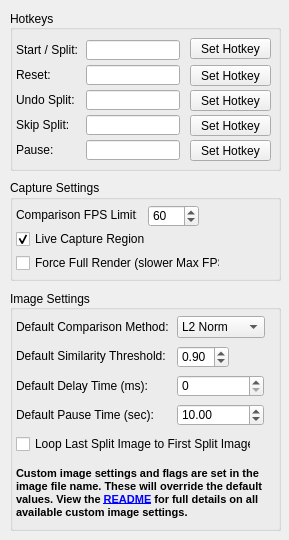
First picture: the form in res/settings.ui, repository Toufool/AutoSplit, before the edit.
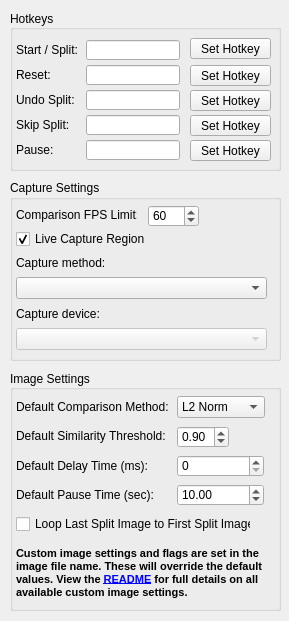
Second picture: the form after the edit.

Commit message: New Capture Method system

What changed in the file:
```diff
--- a/res/settings.ui
+++ b/res/settings.ui
@@ -7,7 +7,7 @@
     <x>0</x>
     <y>0</y>
     <width>289</width>
-    <height>540</height>
+    <height>621</height>
    </rect>
   </property>
   <property name="sizePolicy">
@@ -19,13 +19,13 @@
   <property name="minimumSize">
    <size>
     <width>289</width>
-    <height>540</height>
+    <height>621</height>
    </size>
   </property>
   <property name="maximumSize">
    <size>
     <width>289</width>
-    <height>540</height>
+    <height>621</height>
    </size>
   </property>
   <property name="cursor">
@@ -46,40 +46,12 @@
      <x>10</x>
      <y>180</y>
      <width>271</width>
-     <height>101</height>
+     <height>181</height>
     </rect>
    </property>
    <property name="title">
     <string>Capture Settings</string>
    </property>
-   <widget class="QCheckBox" name="force_print_window_checkbox">
-    <property name="enabled">
-     <bool>true</bool>
-    </property>
-    <property name="geometry">
-     <rect>
-      <x>6</x>
-      <y>73</y>
-      <width>204</width>
-      <height>20</height>
-     </rect>
-    </property>
-    <property name="toolTip">
-     <string>Force a full render of the capture window, which is required for some applications to be captured</string>
-    </property>
-    <property name="whatsThis">
-     <string/>
-    </property>
-    <property name="text">
-     <string>Force Full Render (slower Max FPS)</string>
-    </property>
-    <property name="checked">
-     <bool>false</bool>
-    </property>
-    <property name="tristate">
-     <bool>false</bool>
-    </property>
-   </widget>
    <widget class="QSpinBox" name="fps_limit_spinbox">
     <property name="geometry">
      <rect>
@@ -143,12 +115,64 @@
      <bool>false</bool>
     </property>
    </widget>
+   <widget class="QComboBox" name="capture_method_combobox">
+    <property name="geometry">
+     <rect>
+      <x>6</x>
+      <y>97</y>
+      <width>251</width>
+      <height>22</height>
+     </rect>
+    </property>
+   </widget>
+   <widget class="QLabel" name="capture_method_label">
+    <property name="geometry">
+     <rect>
+      <x>6</x>
+      <y>75</y>
+      <width>151</width>
+      <height>16</height>
+     </rect>
+    </property>
+    <property name="text">
+     <string>Capture method:</string>
+    </property>
+   </widget>
+   <widget class="QLabel" name="capture_device_label">
+    <property name="geometry">
+     <rect>
+      <x>6</x>
+      <y>126</y>
+      <width>151</width>
+      <height>16</height>
+     </rect>
+    </property>
+    <property name="text">
+     <string>Capture device:</string>
+    </property>
+   </widget>
+   <widget class="QComboBox" name="capture_device_combobox">
+    <property name="enabled">
+     <bool>false</bool>
+    </property>
+    <property name="geometry">
+     <rect>
+      <x>6</x>
+      <y>148</y>
+      <width>251</width>
+      <height>22</height>
+     </rect>
+    </property>
+    <property name="placeholderText">
+     <string>Scanning for existing devices...</string>
+    </property>
+   </widget>
   </widget>
   <widget class="QGroupBox" name="image_settings_groupbox">
    <property name="geometry">
     <rect>
      <x>10</x>
-     <y>290</y>
+     <y>370</y>
      <width>271</width>
      <height>241</height>
     </rect>
```
Left out of the diff: 22 changed lines with no effect on the pictures. The commit also changes 19 other files.
